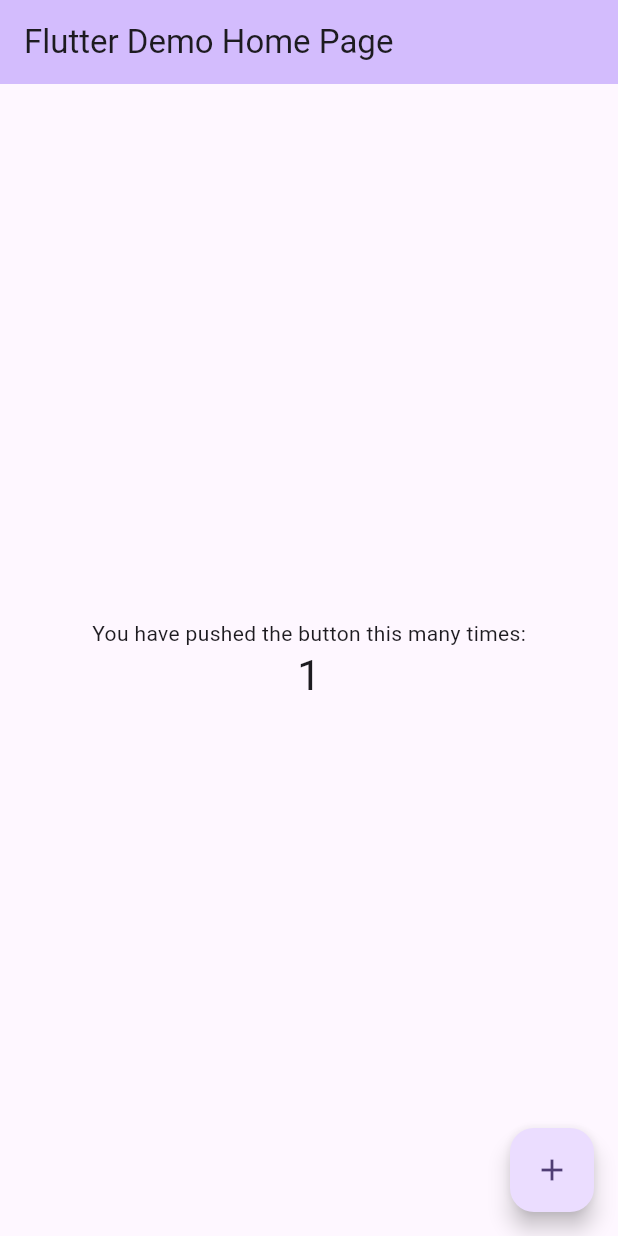
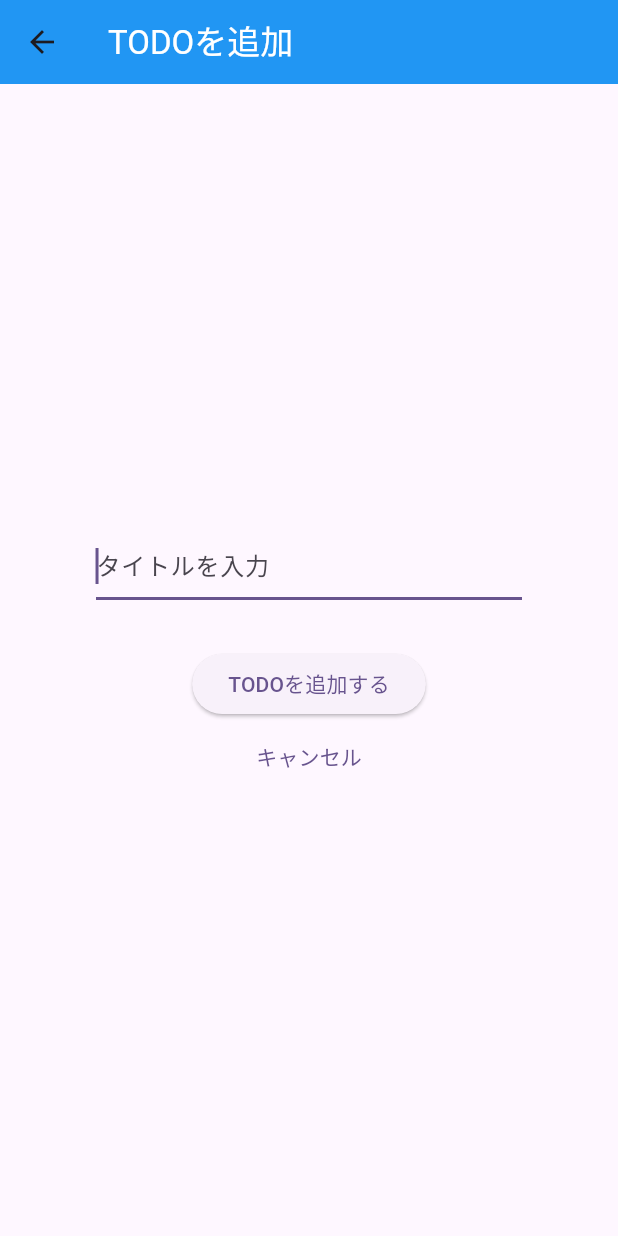
Before and after one commit to yuki-noguchi/flutter_study, a Flutter app: the screen it shows after launch, after a tap on the "add" icon, on a phone screen of 412 x 824 dp. Run offline on Flutter 3.47's test engine with Material 3 defaults, Android fonts, the phone set to English and light mode, and no system bars.

Commit message:
TODOアプリを作成

```diff
--- a/lib/main.dart
+++ b/lib/main.dart
@@ -31,95 +31,104 @@ class MyApp extends StatelessWidget {
         colorScheme: ColorScheme.fromSeed(seedColor: Colors.deepPurple),
         useMaterial3: true,
       ),
-      home: const MyHomePage(title: 'Flutter Demo Home Page'),
+      home: const TodoList(),
     );
   }
 }
 
-class MyHomePage extends StatefulWidget {
-  const MyHomePage({super.key, required this.title});
+class TodoList extends StatefulWidget {
+  const TodoList({super.key});
 
-  // This widget is the home page of your application. It is stateful, meaning
-  // that it has a State object (defined below) that contains fields that affect
-  // how it looks.
+  @override
+  State<StatefulWidget> createState() => _TodoListPage();
+}
 
-  // This class is the configuration for the state. It holds the values (in this
-  // case the title) provided by the parent (in this case the App widget) and
-  // used by the build method of the State. Fields in a Widget subclass are
-  // always marked "final".
+class _TodoListPage extends State<TodoList> {
+  List<String> todos = [];
 
+  @override
+  Widget build(BuildContext context) {
+    return Scaffold(
+      appBar: const NavigationBar(title: "TODOリスト"),
+      body: ListView.builder(
+        itemCount: todos.length,
+        itemBuilder: (context, index) {
+          return Card(
+            child: ListTile(
+              title: Text(todos[index]),
+            ),
+          );
+        },
+      ),
+      floatingActionButton: FloatingActionButton(
+        onPressed: () async {
+          var newTodo = await Navigator.push(context,
+              MaterialPageRoute(builder: (context) => const TodoAddPage()));
+          if (newTodo != null) {
+            setState(() {
+              todos.add(newTodo);
+            });
+          }
+        },
+        shape: const CircleBorder(),
+        child: const Icon(Icons.add),
+      ),
+    );
+  }
+}
+
+class NavigationBar extends StatelessWidget implements PreferredSizeWidget {
   final String title;
 
+  const NavigationBar({super.key, required this.title});
+
   @override
-  State<MyHomePage> createState() => _MyHomePageState();
-}
-
-class _MyHomePageState extends State<MyHomePage> {
-  int _counter = 0;
-
-  void _incrementCounter() {
-    setState(() {
-      // This call to setState tells the Flutter framework that something has
-      // changed in this State, which causes it to rerun the build method below
-      // so that the display can reflect the updated values. If we changed
-      // _counter without calling setState(), then the build method would not be
-      // called again, and so nothing would appear to happen.
-      _counter++;
-    });
+  Widget build(BuildContext context) {
+    return AppBar(
+        title: Text(title, style: const TextStyle(color: Colors.white)),
+        backgroundColor: Colors.blue);
   }
 
   @override
+  Size get preferredSize => const Size.fromHeight(kToolbarHeight);
+}
+
+class TodoAddPage extends StatefulWidget {
+  const TodoAddPage({super.key});
+
+  @override
+  State<StatefulWidget> createState() => _TodoAddPage();
+}
+
+class _TodoAddPage extends State<TodoAddPage> {
+  String _todoTitle = '';
+
+  @override
   Widget build(BuildContext context) {
-    // This method is rerun every time setState is called, for instance as done
-    // by the _incrementCounter method above.
-    //
-    // The Flutter framework has been optimized to make rerunning build methods
-    // fast, so that you can just rebuild anything that needs updating rather
-    // than having to individually change instances of widgets.
     return Scaffold(
-      appBar: AppBar(
-        // TRY THIS: Try changing the color here to a specific color (to
-        // Colors.amber, perhaps?) and trigger a hot reload to see the AppBar
-        // change color while the other colors stay the same.
-        backgroundColor: Theme.of(context).colorScheme.inversePrimary,
-        // Here we take the value from the MyHomePage object that was created by
-        // the App.build method, and use it to set our appbar title.
-        title: Text(widget.title),
-      ),
-      body: Center(
-        // Center is a layout widget. It takes a single child and positions it
-        // in the middle of the parent.
-        child: Column(
-          // Column is also a layout widget. It takes a list of children and
-          // arranges them vertically. By default, it sizes itself to fit its
-          // children horizontally, and tries to be as tall as its parent.
-          //
-          // Column has various properties to control how it sizes itself and
-          // how it positions its children. Here we use mainAxisAlignment to
-          // center the children vertically; the main axis here is the vertical
-          // axis because Columns are vertical (the cross axis would be
-          // horizontal).
-          //
-          // TRY THIS: Invoke "debug painting" (choose the "Toggle Debug Paint"
-          // action in the IDE, or press "p" in the console), to see the
-          // wireframe for each widget.
-          mainAxisAlignment: MainAxisAlignment.center,
-          children: <Widget>[
-            const Text(
-              'You have pushed the button this many times:',
-            ),
-            Text(
-              '$_counter',
-              style: Theme.of(context).textTheme.headlineMedium,
-            ),
-          ],
-        ),
-      ),
-      floatingActionButton: FloatingActionButton(
-        onPressed: _incrementCounter,
-        tooltip: 'Increment',
-        child: const Icon(Icons.add),
-      ), // This trailing comma makes auto-formatting nicer for build methods.
-    );
+        appBar: const NavigationBar(title: "TODOを追加"),
+        body: Container(
+            padding: const EdgeInsets.symmetric(horizontal: 64.0),
+            child:
+                Column(mainAxisAlignment: MainAxisAlignment.center, children: [
+              TextField(
+                autofocus: true,
+                decoration: const InputDecoration(hintText: "タイトルを入力"),
+                onChanged: (value) {
+                  setState(() {
+                    _todoTitle = value;
+                  });
+                },
+              ), //
+              const SizedBox(
+                height: 32,
+              ),
+              ElevatedButton(
+                  onPressed: () => Navigator.pop(context, _todoTitle),
+                  child: const Text("TODOを追加する")),
+              TextButton(
+                  onPressed: () => Navigator.pop(context),
+                  child: const Text("キャンセル"))
+            ])));
   }
 }
```
